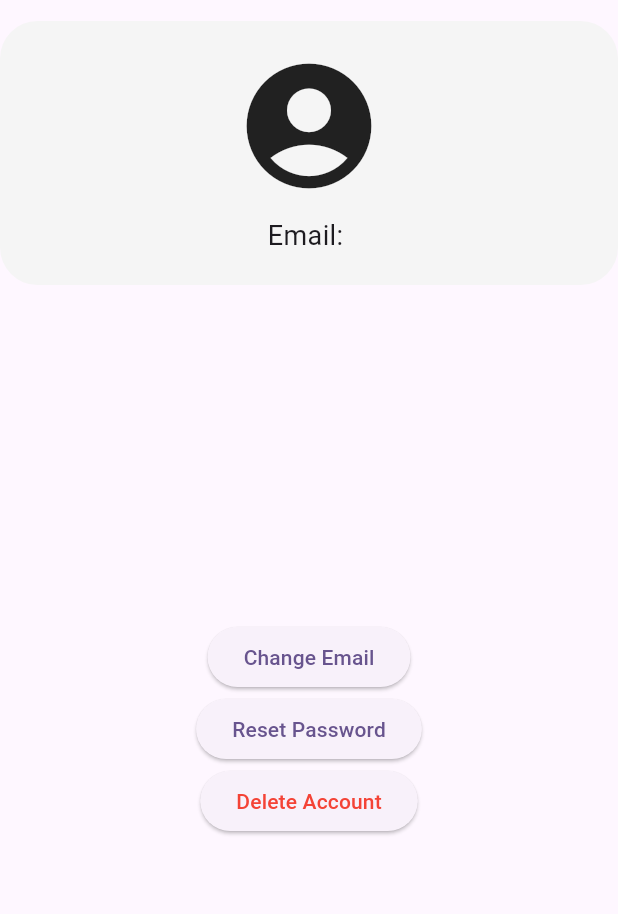
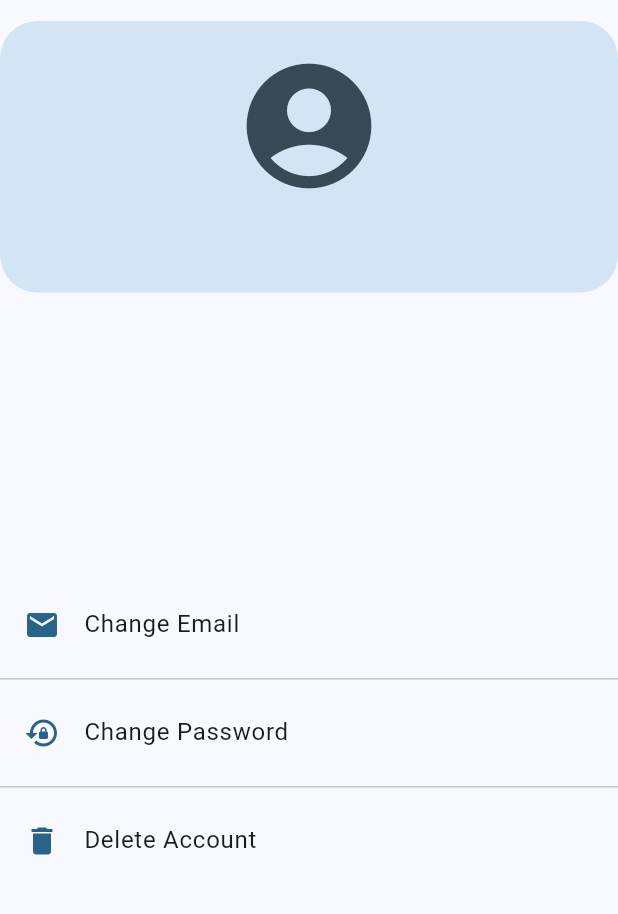
Before and after one commit to louis-marceron/Limpide, a Flutter app: the screen it shows once a user with an empty profile is signed in, after a tap on the "person" icon, on a phone screen of 412 x 824 dp, the part 63-977 px from its top. Run offline on Flutter 3.47's test engine with Material 3 defaults, Android fonts, the phone set to English and light mode, and no system bars; our stand-ins replace firebase_auth, firebase_core; missing offline and left inert: firebase_ui_auth, firebase_ui_oauth_google; accounts and stored records are empty.

Commit message:
refactor(ui/ux) : changed colors, added text for user experience

```diff
--- a/lib/app.dart
+++ b/lib/app.dart
@@ -8,7 +8,7 @@
   Widget build(BuildContext context) {
     return MaterialApp(
       theme: ThemeData(
-        colorScheme: ColorScheme.fromSeed(seedColor: Colors.deepPurple),
+        colorScheme: ColorScheme.fromSeed(seedColor: Colors.lightBlue),
         useMaterial3: true,
       ),
       darkTheme: ThemeData(
--- a/lib/components/dialog/ask_email_dialog.dart
+++ b/lib/components/dialog/ask_email_dialog.dart
@@ -17,6 +17,7 @@
     return AlertDialog(
       title: Text('Enter your new email'),
       content: TextField(
+        keyboardType: TextInputType.emailAddress,
         onChanged: (value) {
           _enteredEmail = value;
         },
@@ -26,7 +27,7 @@
       ),
       actions: <Widget>[
         TextButton(
-          child: Text('Submit'),
+          child: Text('Change email'),
           onPressed: () {
             widget.onEmailEntered(_enteredEmail);
             Navigator.of(context).pop(); // Close the dialog
--- a/lib/components/dialog/ask_password_dialog.dart
+++ b/lib/components/dialog/ask_password_dialog.dart
@@ -27,7 +27,7 @@
       ),
       actions: <Widget>[
         TextButton(
-          child: Text('Submit'),
+          child: Text('Submit Password'),
           onPressed: () {
             widget.onPasswordEntered(_enteredPassword);
             Navigator.of(context).pop(); // Close the dialog
--- a/lib/components/dialog/confirmation_delete_dialog.dart
+++ b/lib/components/dialog/confirmation_delete_dialog.dart
@@ -1,6 +1,6 @@
 import 'package:flutter/material.dart';
 
-Future<bool?> showConfirmationDeletionDialog(BuildContext context, String message) {
+Future<bool?> showConfirmationDeletionDialog(BuildContext context, String message, String toBeDeleted) {
   return showDialog<bool>(
     context: context,
     builder: (BuildContext context) {
@@ -18,7 +18,7 @@
             onPressed: () {
               Navigator.of(context).pop(true); // Dismiss the dialog and return true
             },
-            child: Text('Delete', style: TextStyle(color: Colors.red),),
+            child: Text('Delete ' + toBeDeleted, style: TextStyle(color: Colors.red),),
           ),
         ],
       );
--- a/lib/components/snackbar/info_floating_snackbar.dart
+++ b/lib/components/snackbar/info_floating_snackbar.dart
@@ -6,6 +6,10 @@
       SnackBar(
         content: Text(message),
         behavior: SnackBarBehavior.floating,
+        margin: EdgeInsets.all(16),
+        shape: RoundedRectangleBorder(
+          borderRadius: BorderRadius.circular(8),
+        ),
       ),
     );
   }
--- a/lib/screens/profile_screen.dart
+++ b/lib/screens/profile_screen.dart
@@ -13,7 +13,6 @@
    * Delete the account of the current user after checking the password
    */
   void _deleteAccount(BuildContext context) async {
-
     final enteredPassword = await showAskPasswordDialog(context);
 
     if (enteredPassword != null) {
@@ -22,7 +21,8 @@
 
       if (user != null && user.email != null) {
         AuthCredential credential =
-        EmailAuthProvider.credential(email: user.email!, password: enteredPassword);
+        EmailAuthProvider.credential(
+            email: user.email!, password: enteredPassword);
 
         try {
           // Reauthenticate the user with the credential
@@ -31,20 +31,22 @@
           final confirmed = await showConfirmationDeletionDialog(
             context,
             'Are you sure you want to delete your account ?',
+            'account'
           );
 
-          if(confirmed == true) {
+          if (confirmed == true) {
             try {
               await user.delete();
               Navigator.of(context).pop();
-            } catch(errorDelete){
+            } catch (errorDelete) {
               print('Failed to delete account: $errorDelete');
               InfoFloatingSnackbar.show(context, 'Failed to delete account');
             }
           }
         } catch (errorReauth) {
           print('Failed to reauthenticate: $errorReauth');
-          InfoFloatingSnackbar.show(context, 'Wrong password. Please try again.');
+          InfoFloatingSnackbar.show(
+              context, 'Wrong password. Please try again.');
         }
       }
     }
@@ -87,23 +89,23 @@
       print(user);
       if (user != null && user.email != null) {
         AuthCredential credential =
-        EmailAuthProvider.credential(email: user.email!, password: currentPassword);
+        EmailAuthProvider.credential(
+            email: user.email!, password: currentPassword);
 
         try {
           // Reauthenticate the user with the credential
           await user.reauthenticateWithCredential(credential);
 
           // If reauthentication is successful, send the password reset email
-          await FirebaseAuth.instance.sendPasswordResetEmail(email: user.email!);
-
-          ScaffoldMessenger.of(context).showSnackBar(
-            SnackBar(
-              content: Text('Password reset email sent to ${user.email}'),
-            ),
+          await FirebaseAuth.instance.sendPasswordResetEmail(
+              email: user.email!);
+          InfoFloatingSnackbar.show(context,
+              'Password reset email sent to ${user.email}'
           );
         } catch (e) {
           print('Failed to reauthenticate: $e');
-          InfoFloatingSnackbar.show(context, 'Wrong password. Please try again.');
+          InfoFloatingSnackbar.show(
+              context, 'Wrong password. Please try again.');
         }
       }
     } else {
@@ -152,7 +154,6 @@
    * Change the email of the current user after checking the password and the new email
    */
   void changeEmail(BuildContext context) async {
-
     final enteredPassword = await showAskPasswordDialog(context);
 
     if (enteredPassword != null) {
@@ -161,7 +162,8 @@
 
       if (user != null && user.email != null) {
         AuthCredential credential =
-        EmailAuthProvider.credential(email: user.email!, password: enteredPassword);
+        EmailAuthProvider.credential(
+            email: user.email!, password: enteredPassword);
 
         try {
           // Reauthenticate the user with the credential
@@ -172,22 +174,30 @@
           if (enteredEmail != null) {
             try {
               await user.verifyBeforeUpdateEmail(enteredEmail);
-              InfoFloatingSnackbar.show(context, 'An email was sent to ${enteredEmail} to verify the new email. Please check your inbox.');
+              InfoFloatingSnackbar.show(context,
+                  'An email was sent to ${enteredEmail} to verify the new email. Please check your inbox.');
             } catch (e) {
               InfoFloatingSnackbar.show(context, 'Failed to verify new email');
             }
           }
         } catch (e) {
           print('Failed to reauthenticate: $e');
-          InfoFloatingSnackbar.show(context, 'Wrong password. Please try again.');
+          InfoFloatingSnackbar.show(
+              context, 'Wrong password. Please try again.');
         }
       }
     }
   }
 
+
   @override
   Widget build(BuildContext context) {
     final user = FirebaseAuth.instance.currentUser;
+
+    final primaryColor = Theme.of(context).colorScheme.primary;
+
+    final secondaryColor = Theme.of(context).colorScheme.secondary;
+
     return Scaffold(
       appBar: AppBar(
         title: const Text('User Screen'),
@@ -208,49 +218,76 @@
             padding: EdgeInsets.all(20.0),
             decoration: BoxDecoration(
               borderRadius: BorderRadius.circular(25),
-              color: Colors.grey[100],
+              color: Theme.of(context).colorScheme.secondaryContainer,
             ),
             child: Column(
               children: [
-                Icon(Icons.account_circle_rounded, size: 100),
+                Icon(Icons.account_circle_rounded, size: 100, color: Theme
+                    .of(context)
+                    .colorScheme
+                    .onSecondaryContainer),
                 SizedBox(height: 10),
                 if (user != null) ...[
                   Text(
-                    'Email: ${user.email}',
-                    style: TextStyle(fontSize: 18),
+                    '${user.email}',
+                    style: TextStyle(fontSize: 22, color: Theme
+                        .of(context)
+                        .colorScheme
+                        .onSecondaryContainer),
                   ),
                 ],
               ],
             ),
           ),
           Expanded(
-            child: Center(
             child: Column(
               mainAxisAlignment: MainAxisAlignment.center,
               children: [
-                  ElevatedButton(
-                    onPressed: () {
+                InkWell(
+                  onTap: () {
                     // Show the password dialog to change email
                     changeEmail(context);
                   },
-                    child: const Text("Change Email"),
+                  child: ListTile(
+                    tileColor: Theme
+                        .of(context)
+                        .colorScheme
+                        .surface,
+                    title: Text("Change Email"),
+                    leading: Icon(Icons.email, color: primaryColor),
                   ),
-                  ElevatedButton(
-                    onPressed: () {
+                ),
+                Divider(),
+                InkWell(
+                  onTap: () {
                     // Show the password dialog to reset password
                     resetPassword(context);
                   },
-                    child: const Text('Reset Password'),
+                  child: ListTile(
+                    tileColor: Theme
+                        .of(context)
+                        .colorScheme
+                        .surface,
+                    title: Text('Change Password'),
+                    leading: Icon(Icons.lock_reset, color: primaryColor),
                   ),
-                  ElevatedButton(
-                    onPressed: () {
+                ),
+                Divider(),
+                InkWell(
+                  onTap: () {
                     _deleteAccount(context);
                   },
-                    child: const Text('Delete Account', style: TextStyle(color: Colors.red)),
+                  child: ListTile(
+                    tileColor: Theme
+                        .of(context)
+                        .colorScheme
+                        .surface,
+                    title: Text(
+                        'Delete Account'),
+                    leading: Icon(Icons.delete, color: primaryColor),
                   ),
-                  // Add more widgets specific to the user screen
+                ),
               ],
-              ),
             ),
           ),
         ],
```
Lines whose indentation alone changed are shown as unchanged.
